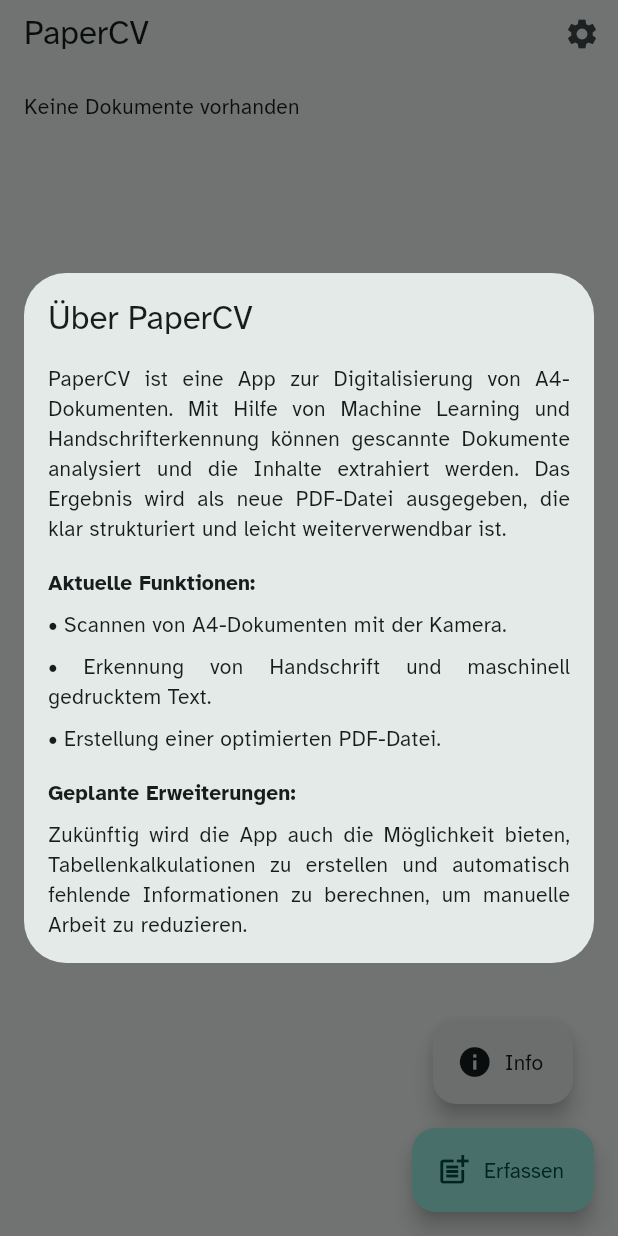
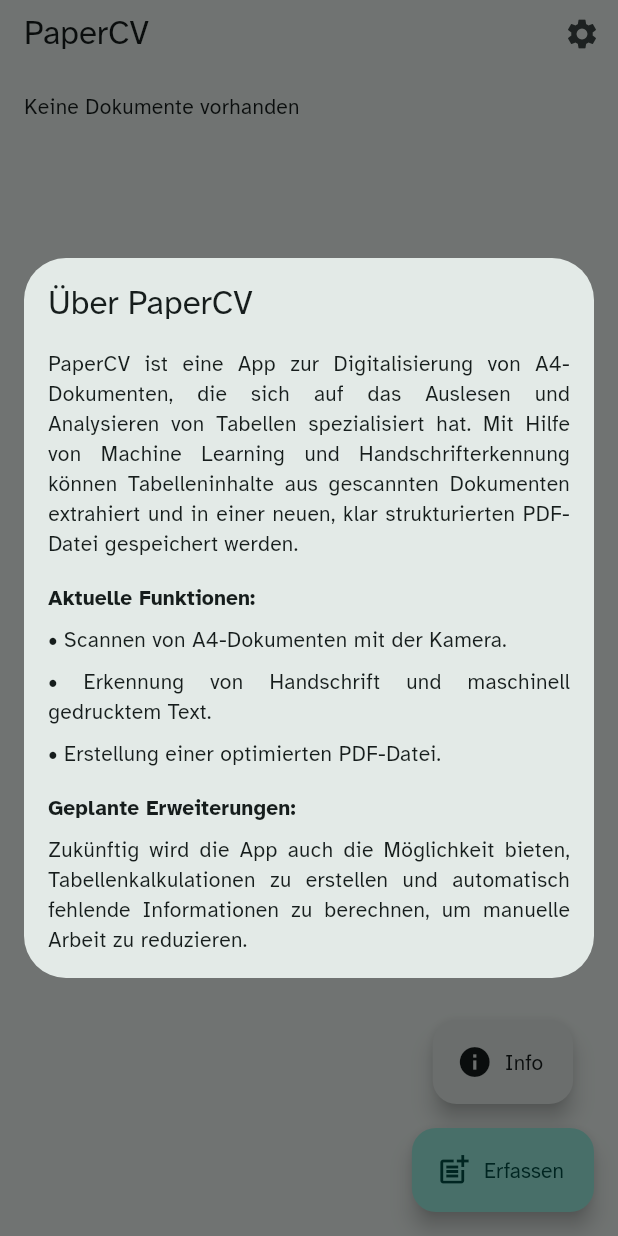
Before and after one commit to jannis15/paper-cv, a Flutter app: the screen it shows after launch, after a tap on the "close" icon, after a tap on "Info", on a phone screen of 412 x 824 dp. Run offline on Flutter 3.47's test engine with Material 3 defaults, Android fonts, the phone set to English and light mode, and no system bars; our stand-ins replace camera, dio, drift, drift_flutter, flutter_riverpod, font_awesome_flutter and 8 more; missing offline and left inert: dart:html, file_icon, flutter_logs, gal, timeago_flutter; accounts and stored records are empty; generated files the repository leaves out were written again.

Commit message:
alter info text

```diff
--- a/frontend/lib/presentation/floor_info_screen.dart
+++ b/frontend/lib/presentation/floor_info_screen.dart
@@ -29,7 +29,7 @@ class _FloorInfoScreenState extends State<FloorInfoScreen> {
                 textAlign: TextAlign.justify,
               ),
               Text(
-                'PaperCV ist eine App zur Digitalisierung von A4-Dokumenten. Mit Hilfe von Machine Learning und Handschrifterkennung können gescannte Dokumente analysiert und die Inhalte extrahiert werden. Das Ergebnis wird als neue PDF-Datei ausgegeben, die klar strukturiert und leicht weiterverwendbar ist.',
+                'PaperCV ist eine App zur Digitalisierung von A4-Dokumenten, die sich auf das Auslesen und Analysieren von Tabellen spezialisiert hat. Mit Hilfe von Machine Learning und Handschrifterkennung können Tabelleninhalte aus gescannten Dokumenten extrahiert und in einer neuen, klar strukturierten PDF-Datei gespeichert werden.',
                 textAlign: TextAlign.justify,
                 style: textTheme.bodyMedium,
               ),
```
